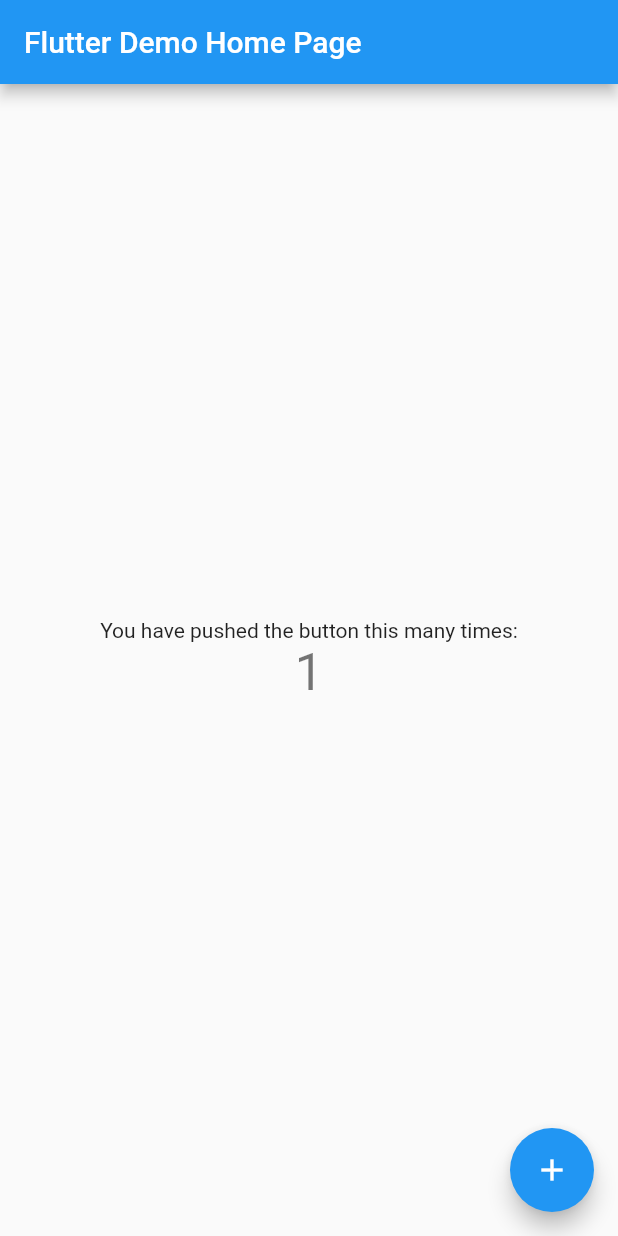
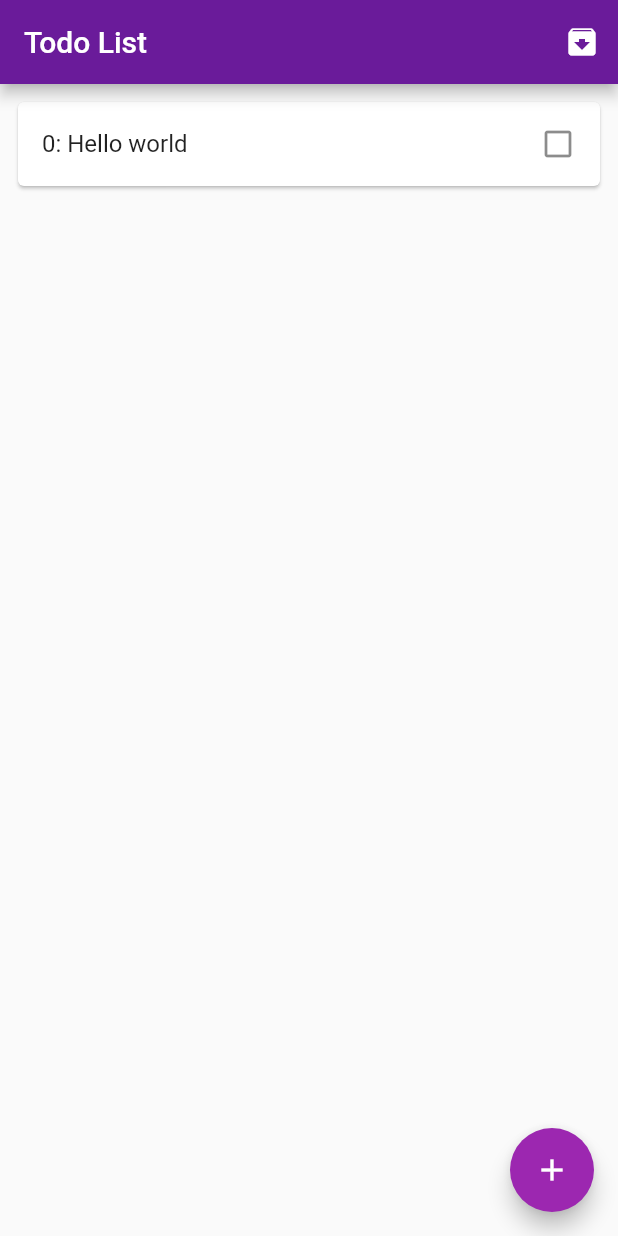
Before and after one commit to anas-didi95/flutter-todo-app, a Flutter app: the screen it shows after launch, after a tap on the "add" icon, on a phone screen of 412 x 824 dp. Run offline on Flutter 3.47's test engine with Material 2 defaults, Android fonts, the phone set to English and light mode, and no system bars.

Commit message:
Add todo list screen

```diff
--- a/lib/main.dart
+++ b/lib/main.dart
@@ -5,109 +5,84 @@ void main() {
 }
 
 class MyApp extends StatelessWidget {
-  // This widget is the root of your application.
   @override
   Widget build(BuildContext context) {
     return MaterialApp(
-      title: 'Flutter Demo',
-      theme: ThemeData(
-        // This is the theme of your application.
-        //
-        // Try running your application with "flutter run". You'll see the
-        // application has a blue toolbar. Then, without quitting the app, try
-        // changing the primarySwatch below to Colors.green and then invoke
-        // "hot reload" (press "r" in the console where you ran "flutter run",
-        // or simply save your changes to "hot reload" in a Flutter IDE).
-        // Notice that the counter didn't reset back to zero; the application
-        // is not restarted.
-        primarySwatch: Colors.blue,
+        title: 'ToDo',
+        theme: ThemeData(
+          primarySwatch: Colors.purple,
+        ),
+        home: TodoList());
+  }
+}
+
+class Todo {
+  String title;
+  bool isCheck;
+
+  Todo({this.title, this.isCheck});
+}
+
+class TodoList extends StatefulWidget {
+  @override
+  _TodoListState createState() => _TodoListState();
+}
+
+class _TodoListState extends State<TodoList> {
+  List<Todo> _list2 = new List();
+  bool isCheck = true;
+
+  @override
+  Widget build(BuildContext context) {
+    return Scaffold(
+      appBar: AppBar(
+        title: Text('Todo List'),
+        backgroundColor: Colors.purple[800],
+        actions: [
+          IconButton(
+            icon: Icon(Icons.archive),
+            onPressed: () {
+              List<Todo> temp = new List();
+              for (var todo in _list2) {
+                if (!todo.isCheck) {
+                  temp.add(todo);
+                }
+              }
+              setState(() {
+                _list2 = temp;
+              });
+            },
+          )
+        ],
       ),
-      home: MyHomePage(title: 'Flutter Demo Home Page'),
+      body: ListView.builder(
+        padding: const EdgeInsets.all(8),
+        itemCount: _list2.length,
+        itemBuilder: (ctx, i) {
+          return Card(
+              margin: EdgeInsets.all(4),
+              child: ListTile(
+                title: Text('$i: ${_list2[i].title}'),
+                trailing: (_list2[i].isCheck
+                    ? Icon(Icons.check_box, color: Colors.purple[200])
+                    : Icon(Icons.check_box_outline_blank)),
+                onTap: () {
+                  setState(() {
+                    _list2[i].isCheck = !_list2[i].isCheck;
+                  });
+                },
+              ));
+        },
+      ),
+      floatingActionButton: FloatingActionButton(
+        onPressed: () {
+          setState(() {
+            _list2.add(Todo(isCheck: false, title: "Hello world"));
+          });
+        },
+        tooltip: 'Add todo',
+        child: Icon(Icons.add),
+      ),
     );
   }
 }
-
-class MyHomePage extends StatefulWidget {
-  MyHomePage({Key key, this.title}) : super(key: key);
-
-  // This widget is the home page of your application. It is stateful, meaning
-  // that it has a State object (defined below) that contains fields that affect
-  // how it looks.
-
-  // This class is the configuration for the state. It holds the values (in this
-  // case the title) provided by the parent (in this case the App widget) and
-  // used by the build method of the State. Fields in a Widget subclass are
-  // always marked "final".
-
-  final String title;
-
-  @override
-  _MyHomePageState createState() => _MyHomePageState();
-}
-
-class _MyHomePageState extends State<MyHomePage> {
-  int _counter = 0;
-
-  void _incrementCounter() {
-    setState(() {
-      // This call to setState tells the Flutter framework that something has
-      // changed in this State, which causes it to rerun the build method below
-      // so that the display can reflect the updated values. If we changed
-      // _counter without calling setState(), then the build method would not be
-      // called again, and so nothing would appear to happen.
-      _counter++;
-    });
-  }
-
-  @override
-  Widget build(BuildContext context) {
-    // This method is rerun every time setState is called, for instance as done
-    // by the _incrementCounter method above.
-    //
-    // The Flutter framework has been optimized to make rerunning build methods
-    // fast, so that you can just rebuild anything that needs updating rather
-    // than having to individually change instances of widgets.
-    return Scaffold(
-      appBar: AppBar(
-        // Here we take the value from the MyHomePage object that was created by
-        // the App.build method, and use it to set our appbar title.
-        title: Text(widget.title),
-      ),
-      body: Center(
-        // Center is a layout widget. It takes a single child and positions it
-        // in the middle of the parent.
-        child: Column(
-          // Column is also a layout widget. It takes a list of children and
-          // arranges them vertically. By default, it sizes itself to fit its
-          // children horizontally, and tries to be as tall as its parent.
-          //
-          // Invoke "debug painting" (press "p" in the console, choose the
-          // "Toggle Debug Paint" action from the Flutter Inspector in Android
-          // Studio, or the "Toggle Debug Paint" command in Visual Studio Code)
-          // to see the wireframe for each widget.
-          //
-          // Column has various properties to control how it sizes itself and
-          // how it positions its children. Here we use mainAxisAlignment to
-          // center the children vertically; the main axis here is the vertical
-          // axis because Columns are vertical (the cross axis would be
-          // horizontal).
-          mainAxisAlignment: MainAxisAlignment.center,
-          children: <Widget>[
-            Text(
-              'You have pushed the button this many times:',
-            ),
-            Text(
-              '$_counter',
-              style: Theme.of(context).textTheme.headline4,
-            ),
-          ],
-        ),
-      ),
-      floatingActionButton: FloatingActionButton(
-        onPressed: _incrementCounter,
-        tooltip: 'Increment',
-        child: Icon(Icons.add),
-      ), // This trailing comma makes auto-formatting nicer for build methods.
-    );
-  }
-}
```
